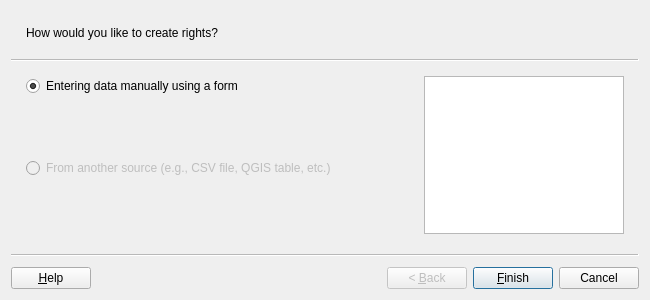
The window that asistente_ladm_col/ui/wiz_create_right_cadastre.ui (SwissTierrasColombia/Asistente-LADM-COL) describes before a commit, drawn with Qt 5.
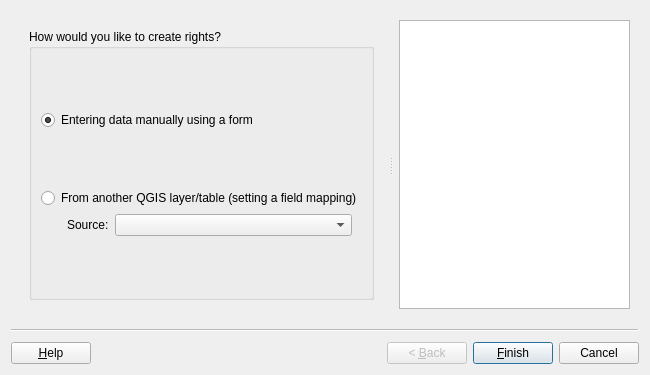
The same window after the commit. Custom widgets are drawn as their Qt base class.

Commit message: Update wizards ui and coding for RRR functionalities

What changed in the file:
```diff
--- a/asistente_ladm_col/ui/wiz_create_right_cadastre.ui
+++ b/asistente_ladm_col/ui/wiz_create_right_cadastre.ui
@@ -7,7 +7,7 @@
     <x>0</x>
     <y>0</y>
     <width>650</width>
-    <height>300</height>
+    <height>375</height>
    </rect>
   </property>
   <property name="windowTitle">
@@ -18,13 +18,52 @@
   </property>
   <widget class="QWizardPage" name="wizardPage1">
    <property name="subTitle">
-    <string>How would you like to create rights?</string>
+    <string/>
    </property>
    <layout class="QGridLayout" name="gridLayout">
     <item row="0" column="0">
-     <layout class="QVBoxLayout" name="verticalLayout">
-      <item>
-       <widget class="QRadioButton" name="rad_party_create">
+     <widget class="QSplitter" name="splitter_3">
+      <property name="sizePolicy">
+       <sizepolicy hsizetype="Expanding" vsizetype="Expanding">
+        <horstretch>0</horstretch>
+        <verstretch>0</verstretch>
+       </sizepolicy>
+      </property>
+      <property name="orientation">
+       <enum>Qt::Horizontal</enum>
+      </property>
+      <property name="handleWidth">
+       <number>16</number>
+      </property>
+      <widget class="QFrame" name="frame_3">
+       <property name="sizePolicy">
+        <sizepolicy hsizetype="Expanding" vsizetype="Expanding">
+         <horstretch>2</horstretch>
+         <verstretch>0</verstretch>
+        </sizepolicy>
+       </property>
+       <layout class="QGridLayout" name="gridLayout_8">
+        <item row="0" column="0">
+         <widget class="QGroupBox" name="gbx_page_2">
+          <property name="title">
+           <string>How would you like to create rights?</string>
+          </property>
+          <layout class="QGridLayout" name="gridLayout_9">
+           <item row="0" column="0">
+            <spacer name="verticalSpacer_6">
+             <property name="orientation">
+              <enum>Qt::Vertical</enum>
+             </property>
+             <property name="sizeHint" stdset="0">
+              <size>
+               <width>20</width>
+               <height>40</height>
+              </size>
+             </property>
+            </spacer>
+           </item>
+           <item row="1" column="0">
+            <widget class="QRadioButton" name="rad_create_manually">
         <property name="text">
          <string>Entering data manually using a form</string>
         </property>
@@ -33,8 +72,8 @@
         </property>
        </widget>
       </item>
-      <item>
-       <spacer name="verticalSpacer_2">
+           <item row="2" column="0">
+            <spacer name="verticalSpacer_7">
         <property name="orientation">
          <enum>Qt::Vertical</enum>
         </property>
@@ -46,51 +85,105 @@
         </property>
        </spacer>
       </item>
-      <item>
-       <widget class="QRadioButton" name="rad_party_from_list">
+           <item row="3" column="0">
+            <widget class="QRadioButton" name="rad_refactor">
         <property name="enabled">
-         <bool>false</bool>
+              <bool>true</bool>
         </property>
         <property name="text">
-         <string>From another source (e.g., CSV file, QGIS table, etc.)</string>
+              <string>From another QGIS layer/table (setting a field mapping)</string>
         </property>
        </widget>
       </item>
+           <item row="4" column="0">
+            <layout class="QHBoxLayout" name="horizontalLayout_3">
+             <property name="leftMargin">
+              <number>26</number>
+             </property>
+             <property name="rightMargin">
+              <number>10</number>
+             </property>
       <item>
-       <spacer name="verticalSpacer">
-        <property name="orientation">
-         <enum>Qt::Vertical</enum>
-        </property>
-        <property name="sizeHint" stdset="0">
-         <size>
-          <width>20</width>
-          <height>40</height>
-         </size>
-        </property>
-       </spacer>
-      </item>
-     </layout>
-    </item>
-    <item row="0" column="1">
-     <widget class="QTextBrowser" name="txt_help_page_1">
+              <widget class="QLabel" name="lbl_refactor_source">
+               <property name="sizePolicy">
+                <sizepolicy hsizetype="Preferred" vsizetype="Preferred">
+                 <horstretch>0</horstretch>
+                 <verstretch>0</verstretch>
+                </sizepolicy>
+               </property>
+               <property name="text">
+                <string>Source:</string>
+               </property>
+              </widget>
+             </item>
+             <item>
+              <widget class="QgsMapLayerComboBox" name="mMapLayerComboBox">
+               <property name="sizePolicy">
+                <sizepolicy hsizetype="Expanding" vsizetype="Fixed">
+                 <horstretch>0</horstretch>
+                 <verstretch>0</verstretch>
+                </sizepolicy>
+               </property>
       <property name="maximumSize">
        <size>
-        <width>200</width>
+                 <width>300</width>
         <height>16777215</height>
        </size>
       </property>
-      <property name="html">
-       <string>&lt;!DOCTYPE HTML PUBLIC &quot;-//W3C//DTD HTML 4.0//EN&quot; &quot;http://www.w3.org/TR/REC-html40/strict.dtd&quot;&gt;
-&lt;html&gt;&lt;head&gt;&lt;meta name=&quot;qrichtext&quot; content=&quot;1&quot; /&gt;&lt;style type=&quot;text/css&quot;&gt;
-p, li { white-space: pre-wrap; }
-&lt;/style&gt;&lt;/head&gt;&lt;body style=&quot; font-family:'Noto Sans'; font-size:10pt; font-weight:400; font-style:normal;&quot;&gt;
-&lt;p style=&quot;-qt-paragraph-type:empty; margin-top:0px; margin-bottom:0px; margin-left:0px; margin-right:0px; -qt-block-indent:0; text-indent:0px; font-family:'Ubuntu'; font-size:11pt;&quot;&gt;&lt;br /&gt;&lt;/p&gt;&lt;/body&gt;&lt;/html&gt;</string>
-      </property>
+               <property name="allowEmptyLayer" stdset="0">
+                <bool>true</bool>
+               </property>
+               <property name="showCrs" stdset="0">
+                <bool>false</bool>
+               </property>
      </widget>
     </item>
    </layout>
-  </widget>
- </widget>
+           </item>
+           <item row="5" column="0">
+            <spacer name="verticalSpacer_8">
+             <property name="orientation">
+              <enum>Qt::Vertical</enum>
+             </property>
+             <property name="sizeHint" stdset="0">
+              <size>
+               <width>20</width>
+               <height>40</height>
+              </size>
+             </property>
+            </spacer>
+           </item>
+          </layout>
+         </widget>
+        </item>
+       </layout>
+      </widget>
+      <widget class="QTextBrowser" name="txt_help_page_1">
+       <property name="sizePolicy">
+        <sizepolicy hsizetype="Expanding" vsizetype="Expanding">
+         <horstretch>0</horstretch>
+         <verstretch>0</verstretch>
+        </sizepolicy>
+       </property>
+       <property name="accessibleName">
+        <string/>
+       </property>
+       <property name="openLinks">
+        <bool>false</bool>
+       </property>
+      </widget>
+     </widget>
+    </item>
+   </layout>
+  </widget>
+ </widget>
+ <customwidgets>
+  <customwidget>
+   <class>QgsMapLayerComboBox</class>
+   <extends>QComboBox</extends>
+   <header>qgis.gui</header>
+  </customwidget>
+ </customwidgets>
  <resources/>
  <connections/>
 </ui>
```
Lines whose indentation alone changed are shown as unchanged. The commit also changes 5 other files.
